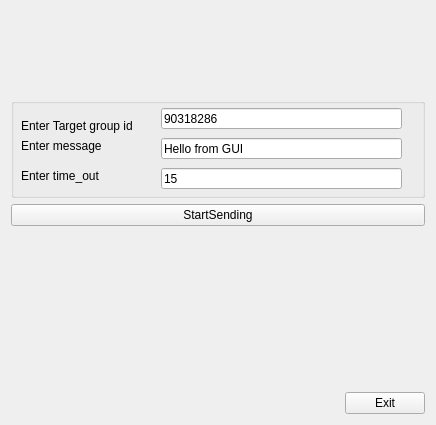
Old version of the form uis/send_groups.ui in the repository ozeron/messenger.
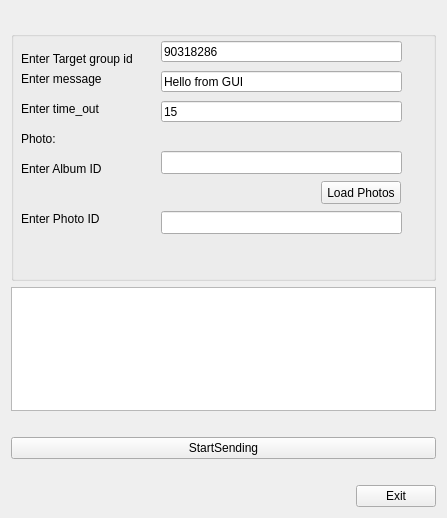
New version of the form.

Commit message: Added the ability to attach a photo to comment

```diff
--- a/uis/send_groups.ui
+++ b/uis/send_groups.ui
@@ -6,23 +6,26 @@
    <rect>
     <x>0</x>
     <y>0</y>
-    <width>436</width>
-    <height>425</height>
+    <width>447</width>
+    <height>518</height>
    </rect>
   </property>
   <property name="windowTitle">
    <string>Send messages in groups</string>
   </property>
-  <layout class="QVBoxLayout" name="verticalLayout" stretch="0,0,0,0,0,0">
+  <layout class="QVBoxLayout" name="verticalLayout" stretch="0,0,0,0,0,0,0">
    <item>
     <spacer name="verticalSpacer_2">
      <property name="orientation">
       <enum>Qt::Vertical</enum>
      </property>
+     <property name="sizeType">
+      <enum>QSizePolicy::Fixed</enum>
+     </property>
      <property name="sizeHint" stdset="0">
       <size>
        <width>20</width>
-       <height>40</height>
+       <height>20</height>
       </size>
      </property>
     </spacer>
@@ -32,7 +35,7 @@
      <property name="minimumSize">
       <size>
        <width>100</width>
-       <height>100</height>
+       <height>250</height>
       </size>
      </property>
      <property name="title">
@@ -116,6 +119,88 @@
        <string>15</string>
       </property>
      </widget>
+     <widget class="QLabel" name="lblPhoto">
+      <property name="geometry">
+       <rect>
+        <x>10</x>
+        <y>100</y>
+        <width>59</width>
+        <height>15</height>
+       </rect>
+      </property>
+      <property name="text">
+       <string>Photo:</string>
+      </property>
+     </widget>
+     <widget class="QLabel" name="lblAlbum">
+      <property name="geometry">
+       <rect>
+        <x>10</x>
+        <y>130</y>
+        <width>101</width>
+        <height>16</height>
+       </rect>
+      </property>
+      <property name="text">
+       <string>Enter Album ID</string>
+      </property>
+     </widget>
+     <widget class="QLineEdit" name="editAlbumID">
+      <property name="geometry">
+       <rect>
+        <x>150</x>
+        <y>120</y>
+        <width>241</width>
+        <height>23</height>
+       </rect>
+      </property>
+     </widget>
+     <widget class="QPushButton" name="btnLoadPhotos">
+      <property name="geometry">
+       <rect>
+        <x>310</x>
+        <y>150</y>
+        <width>80</width>
+        <height>23</height>
+       </rect>
+      </property>
+      <property name="text">
+       <string>Load Photos</string>
+      </property>
+     </widget>
+     <widget class="QLabel" name="lblPhotoID">
+      <property name="geometry">
+       <rect>
+        <x>10</x>
+        <y>180</y>
+        <width>101</width>
+        <height>16</height>
+       </rect>
+      </property>
+      <property name="text">
+       <string>Enter Photo ID</string>
+      </property>
+     </widget>
+     <widget class="QLineEdit" name="editPhotoID">
+      <property name="geometry">
+       <rect>
+        <x>150</x>
+        <y>180</y>
+        <width>241</width>
+        <height>23</height>
+       </rect>
+      </property>
+     </widget>
+    </widget>
+   </item>
+   <item>
+    <widget class="QTableWidget" name="tblPthotos"/>
+   </item>
+   <item>
+    <widget class="QLabel" name="lblStatus">
+     <property name="text">
+      <string/>
+     </property>
     </widget>
    </item>
    <item>
@@ -125,22 +210,18 @@
      </property>
     </widget>
    </item>
-   <item>
-    <widget class="QLabel" name="lblStatus">
-     <property name="text">
-      <string/>
-     </property>
-    </widget>
-   </item>
    <item>
     <spacer name="verticalSpacer">
      <property name="orientation">
       <enum>Qt::Vertical</enum>
      </property>
+     <property name="sizeType">
+      <enum>QSizePolicy::Fixed</enum>
+     </property>
      <property name="sizeHint" stdset="0">
       <size>
        <width>20</width>
-       <height>140</height>
+       <height>20</height>
       </size>
      </property>
     </spacer>
```
The commit also changes 3 other files.
